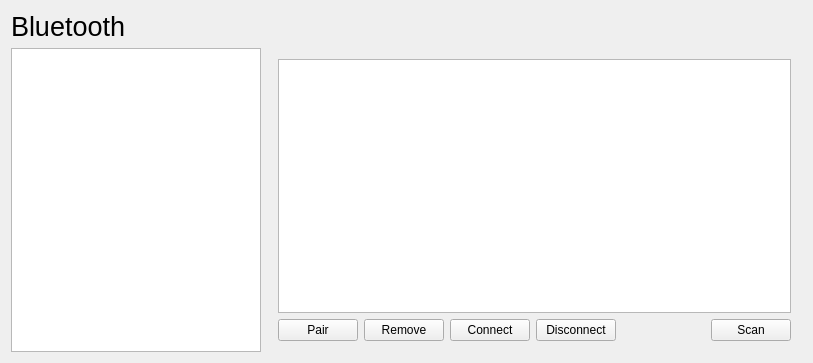
Above: mainwindow.ui from vicr123/ts-bt before the change. Below: the same form after it.
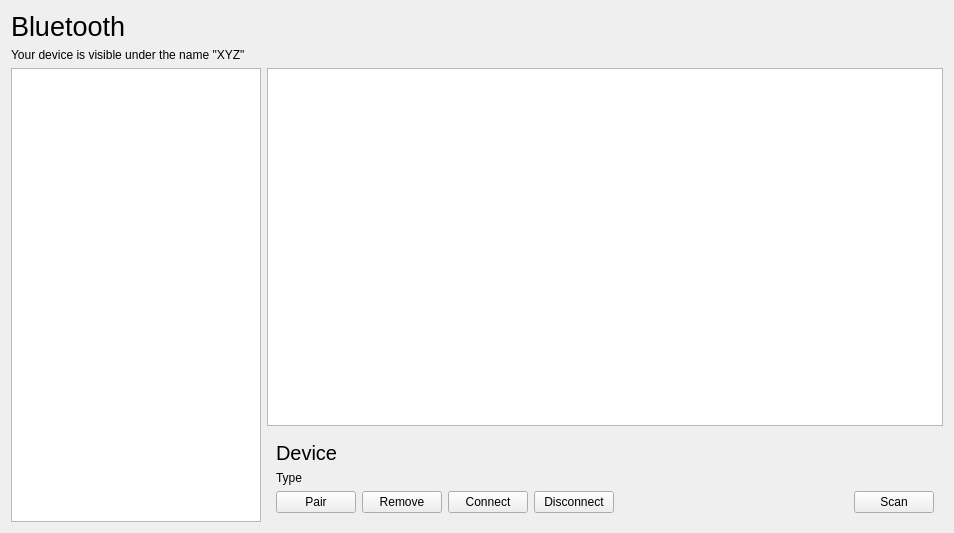
That is the form after the change. Icons and pictures are not drawn.

Patch:
```diff
--- a/mainwindow.ui
+++ b/mainwindow.ui
@@ -6,8 +6,8 @@
    <rect>
     <x>0</x>
     <y>0</y>
-    <width>813</width>
-    <height>363</height>
+    <width>954</width>
+    <height>533</height>
    </rect>
   </property>
   <property name="windowTitle">
@@ -30,6 +30,13 @@
       </property>
      </widget>
     </item>
+    <item>
+     <widget class="QLabel" name="visibleLabel">
+      <property name="text">
+       <string>Your device is visible under the name &quot;XYZ&quot;</string>
+      </property>
+     </widget>
+    </item>
     <item>
      <layout class="QHBoxLayout" name="horizontalLayout_2">
       <item>
@@ -49,6 +56,18 @@
         </property>
         <widget class="QWidget" name="page">
          <layout class="QVBoxLayout" name="verticalLayout_2">
+          <property name="leftMargin">
+           <number>0</number>
+          </property>
+          <property name="topMargin">
+           <number>0</number>
+          </property>
+          <property name="rightMargin">
+           <number>0</number>
+          </property>
+          <property name="bottomMargin">
+           <number>0</number>
+          </property>
           <item>
            <widget class="QListWidget" name="devicesList"/>
           </item>
@@ -60,17 +79,41 @@
             <property name="frameShadow">
              <enum>QFrame::Raised</enum>
             </property>
-            <layout class="QHBoxLayout" name="horizontalLayout">
+            <layout class="QVBoxLayout" name="verticalLayout_4">
              <property name="leftMargin">
-              <number>0</number>
+              <number>9</number>
              </property>
              <property name="topMargin">
-              <number>0</number>
+              <number>9</number>
              </property>
              <property name="rightMargin">
-              <number>0</number>
+              <number>9</number>
              </property>
              <property name="bottomMargin">
+              <number>9</number>
+             </property>
+             <item>
+              <widget class="QLabel" name="deviceName">
+               <property name="font">
+                <font>
+                 <pointsize>15</pointsize>
+                </font>
+               </property>
+               <property name="text">
+                <string>Device</string>
+               </property>
+              </widget>
+             </item>
+             <item>
+              <widget class="QLabel" name="deviceType">
+               <property name="text">
+                <string>Type</string>
+               </property>
+              </widget>
+             </item>
+             <item>
+              <layout class="QHBoxLayout" name="horizontalLayout_3">
+               <property name="leftMargin">
               <number>0</number>
              </property>
              <item>
@@ -137,6 +180,8 @@
               </widget>
              </item>
             </layout>
+             </item>
+            </layout>
            </widget>
           </item>
          </layout>
```
Left out of the diff: 19 changed lines with no effect on the pictures. Lines whose indentation alone changed are shown as unchanged.
